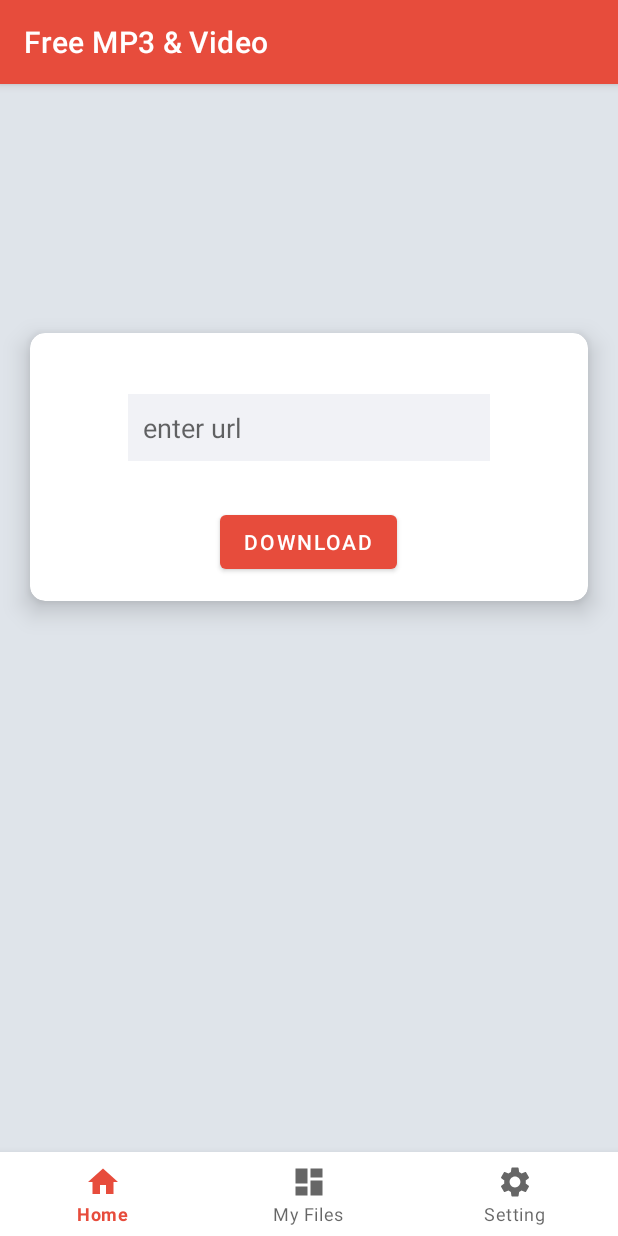
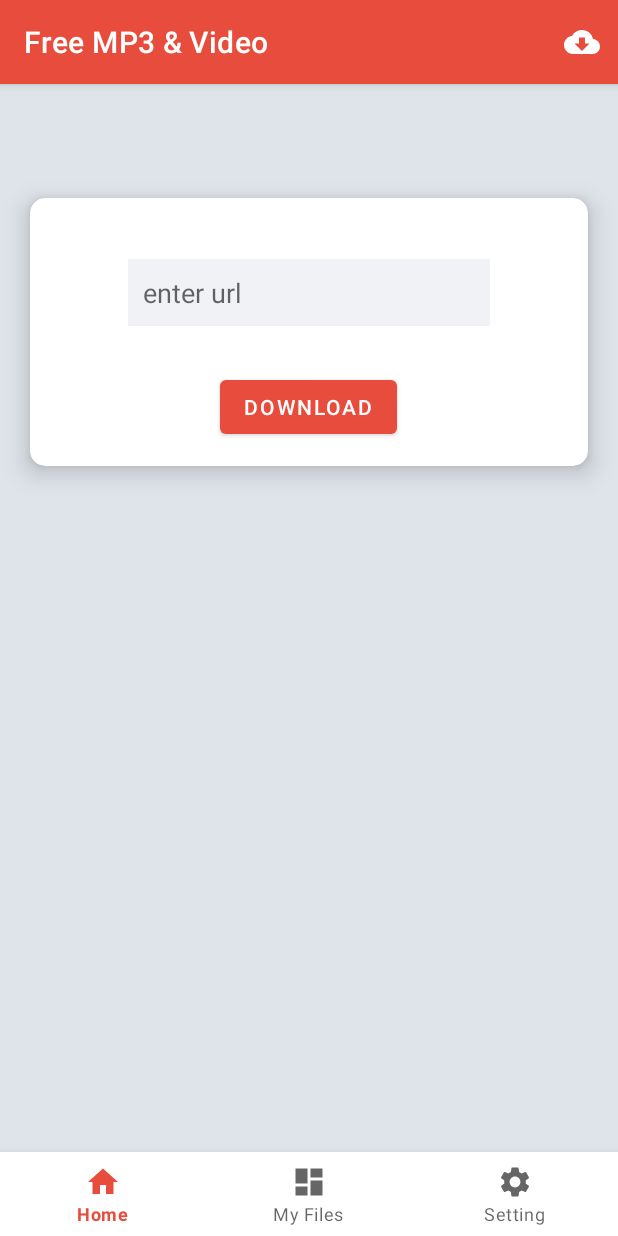
Before and after one commit to Kha3Leng/Free-Stuff, an Android app: the screen it shows after launch (MainActivity), on a phone screen of 412 x 824 dp. Run offline under Robolectric (Android 15) with nearby library versions, the phone set to English and light mode, and no system bars; libraries missing offline, so code that uses them is left out: com.yausername.ffmpeg, com.yausername.youtubedl_android; 2 statements that could not run were skipped.

Commit message:
UI changes

```diff
--- a/app/src/main/java/com/kheileang/freemp3video/MainActivity.java
+++ b/app/src/main/java/com/kheileang/freemp3video/MainActivity.java
@@ -22,6 +22,7 @@ import android.text.TextUtils;
 import android.transition.Slide;
 import android.util.Log;
 import android.view.Gravity;
+import android.view.Menu;
 import android.view.MenuItem;
 import android.view.View;
 import android.view.ViewGroup;
@@ -80,6 +81,24 @@ public class MainActivity extends AppCompatActivity implements View.OnClickListe
     protected void onResume() {
         super.onResume();
         navView.setSelectedItemId(R.id.navigation_home);
+    }
+
+    @Override
+    public boolean onCreateOptionsMenu(Menu menu) {
+        getMenuInflater().inflate(R.menu.top_menu, menu);
+        return true;
+    }
+
+    @Override
+    public boolean onOptionsItemSelected(@NonNull MenuItem item) {
+        int id = item.getItemId();
+        switch (id){
+            case R.id.download_progress:
+                startActivity(new Intent(this, DownloadActivity.class));
+                overridePendingTransition(R.anim.slide_in_right, R.anim.slide_out_left);
+                break;
+        }
+        return true;
     }
 
     /*final DownloadProgressCallback callback = new DownloadProgressCallback() {
--- /dev/null
+++ b/app/src/main/res/drawable/ic_baseline_cloud_download_24.xml
@@ -0,0 +1,5 @@
+<vector android:height="24dp" android:tint="#FFFFFF"
+    android:viewportHeight="24" android:viewportWidth="24"
+    android:width="24dp" xmlns:android="http://schemas.android.com/apk/res/android">
+    <path android:fillColor="@android:color/white" android:pathData="M19.35,10.04C18.67,6.59 15.64,4 12,4 9.11,4 6.6,5.64 5.35,8.04 2.34,8.36 0,10.91 0,14c0,3.31 2.69,6 6,6h13c2.76,0 5,-2.24 5,-5 0,-2.64 -2.05,-4.78 -4.65,-4.96zM17,13l-5,5 -5,-5h3V9h4v4h3z"/>
+</vector>
--- a/app/src/main/res/layout/activity_main.xml
+++ b/app/src/main/res/layout/activity_main.xml
@@ -9,26 +9,11 @@
     android:paddingTop="?attr/actionBarSize"
     android:keepScreenOn="true">
 
-    <ScrollView
-        android:layout_width="match_parent"
-        android:layout_height="90dp"
-        app:layout_constraintTop_toTopOf="parent"
-        app:layout_constraintLeft_toLeftOf="parent"
-        android:id="@+id/scrollView">
-
-        <TextView
-            android:layout_width="match_parent"
-            android:layout_height="wrap_content"
-            app:layout_constraintTop_toTopOf="parent"
-            android:id="@+id/commandOutput"
-            app:layout_constraintLeft_toLeftOf="parent"/>
-
-    </ScrollView>
 
     <com.google.android.material.card.MaterialCardView
         android:layout_width="match_parent"
         android:layout_height="wrap_content"
-        app:layout_constraintTop_toBottomOf="@id/scrollView"
+        app:layout_constraintTop_toTopOf="parent"
         android:layout_margin="20dp"
         android:elevation="10dp"
         app:cardElevation="10dp"
@@ -70,6 +55,25 @@
 
     </com.google.android.material.card.MaterialCardView>
 
+    <ScrollView
+        android:layout_width="match_parent"
+        android:layout_height="150dp"
+        android:layout_marginTop="40dp"
+        android:layout_margin="20dp"
+        app:layout_constraintLeft_toLeftOf="parent"
+        app:layout_constraintTop_toBottomOf="@+id/card"
+        android:id="@+id/scrollView">
+
+        <TextView
+            android:layout_width="match_parent"
+            android:layout_height="wrap_content"
+            android:padding="10dp"
+            app:layout_constraintTop_toTopOf="parent"
+            android:id="@+id/commandOutput"
+            app:layout_constraintLeft_toLeftOf="parent"/>
+
+    </ScrollView>
+
     <FrameLayout
         android:layout_width="match_parent"
         android:layout_height="wrap_content"
--- /dev/null
+++ b/app/src/main/res/menu/top_menu.xml
@@ -0,0 +1,11 @@
+<?xml version="1.0" encoding="utf-8"?>
+<menu xmlns:android="http://schemas.android.com/apk/res/android"
+    xmlns:app="http://schemas.android.com/apk/res-auto">
+
+    <item
+        android:id="@+id/download_progress"
+        android:title="Download"
+        app:showAsAction="ifRoom"
+        android:icon="@drawable/ic_baseline_cloud_download_24"/>
+
+</menu>
```
